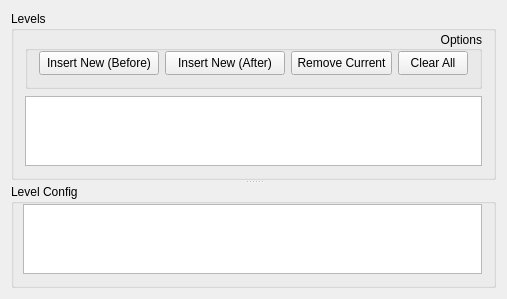
First picture: the form in src/editor/LevelConfigWidget.ui, repository KarimTakieddine/ProjectDiamond, before the edit.
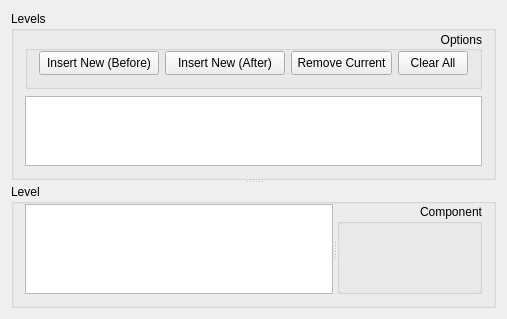
Second picture: the form after the edit.

Commit message: Begin building blocks of instance/component editing

```diff
--- a/src/editor/LevelConfigWidget.ui
+++ b/src/editor/LevelConfigWidget.ui
@@ -7,7 +7,7 @@
     <x>0</x>
     <y>0</y>
     <width>487</width>
-    <height>277</height>
+    <height>296</height>
    </rect>
   </property>
   <property name="windowTitle">
@@ -111,17 +111,46 @@
      </widget>
      <widget class="QGroupBox" name="levelConfigGroupBox">
       <property name="title">
-       <string>Level Config</string>
+       <string>Level</string>
       </property>
       <layout class="QHBoxLayout" name="levelConfigLayout">
-       <property name="leftMargin">
-        <number>9</number>
-       </property>
        <property name="topMargin">
         <number>0</number>
        </property>
        <item>
-        <widget class="QTreeView" name="levelConfigTreeView"/>
+        <widget class="QSplitter" name="levelConfigSplitter">
+         <property name="orientation">
+          <enum>Qt::Horizontal</enum>
+         </property>
+         <widget class="QTreeView" name="levelConfigTreeView">
+          <property name="editTriggers">
+           <set>QAbstractItemView::NoEditTriggers</set>
+          </property>
+          <attribute name="headerVisible">
+           <bool>false</bool>
+          </attribute>
+         </widget>
+         <widget class="QGroupBox" name="componentConfigGroupBox">
+          <property name="sizePolicy">
+           <sizepolicy hsizetype="MinimumExpanding" vsizetype="MinimumExpanding">
+            <horstretch>0</horstretch>
+            <verstretch>0</verstretch>
+           </sizepolicy>
+          </property>
+          <property name="minimumSize">
+           <size>
+            <width>120</width>
+            <height>90</height>
+           </size>
+          </property>
+          <property name="title">
+           <string>Component</string>
+          </property>
+          <property name="alignment">
+           <set>Qt::AlignRight|Qt::AlignTop|Qt::AlignTrailing</set>
+          </property>
+         </widget>
+        </widget>
        </item>
       </layout>
      </widget>
```
The commit also changes 16 other files.
